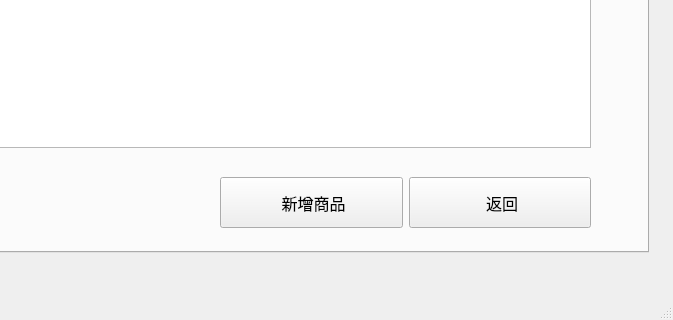
Qt form item/Supermarket_management_system/manager_operation.ui (hewei-bit/QT-Learing) before a commit; both pictures show x 282 to 955 and y 388 to 708 of the 955 by 708 pixel window.
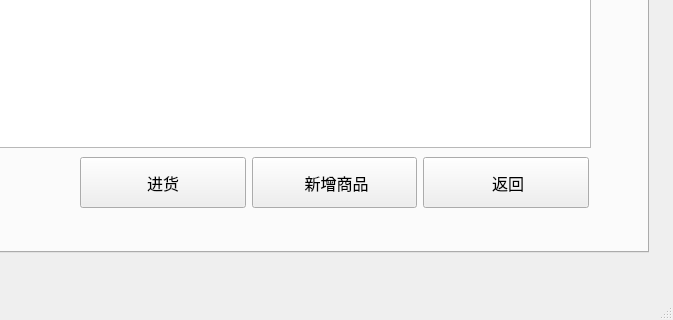
The same form after that commit. The open tabs and pages were chosen to show the change.

The edit to the form file:
```diff
--- a/item/Supermarket_management_system/manager_operation.ui
+++ b/item/Supermarket_management_system/manager_operation.ui
@@ -167,13 +167,26 @@
           <widget class="QWidget" name="horizontalLayoutWidget_2">
            <property name="geometry">
             <rect>
-             <x>480</x>
-             <y>520</y>
-             <width>371</width>
+             <x>340</x>
+             <y>500</y>
+             <width>509</width>
              <height>51</height>
             </rect>
            </property>
            <layout class="QHBoxLayout" name="horizontalLayout_2">
+            <item>
+             <widget class="QPushButton" name="pushButton">
+              <property name="sizePolicy">
+               <sizepolicy hsizetype="Minimum" vsizetype="Expanding">
+                <horstretch>0</horstretch>
+                <verstretch>0</verstretch>
+               </sizepolicy>
+              </property>
+              <property name="text">
+               <string>进货</string>
+              </property>
+             </widget>
+            </item>
             <item>
              <widget class="QPushButton" name="add_goods_Btn">
               <property name="sizePolicy">
```
Left out of the diff: 8 changed lines with no effect on the pictures.
